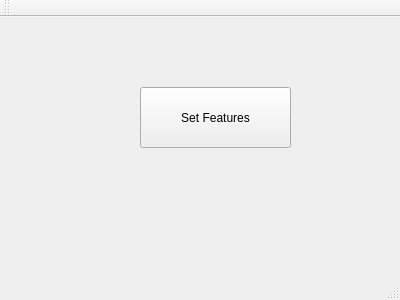
First picture: the form in mainwindow.ui, repository aman-bhatia/dia-2, before the edit.
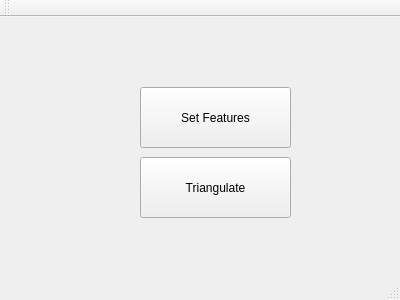
Second picture: the form after the edit.

Diff of the .ui file:
```diff
--- a/mainwindow.ui
+++ b/mainwindow.ui
@@ -27,6 +27,19 @@
      <string>Set Features</string>
     </property>
    </widget>
+   <widget class="QPushButton" name="pushButton_2">
+    <property name="geometry">
+     <rect>
+      <x>140</x>
+      <y>140</y>
+      <width>151</width>
+      <height>61</height>
+     </rect>
+    </property>
+    <property name="text">
+     <string>Triangulate</string>
+    </property>
+   </widget>
   </widget>
   <widget class="QMenuBar" name="menuBar">
    <property name="geometry">
```
